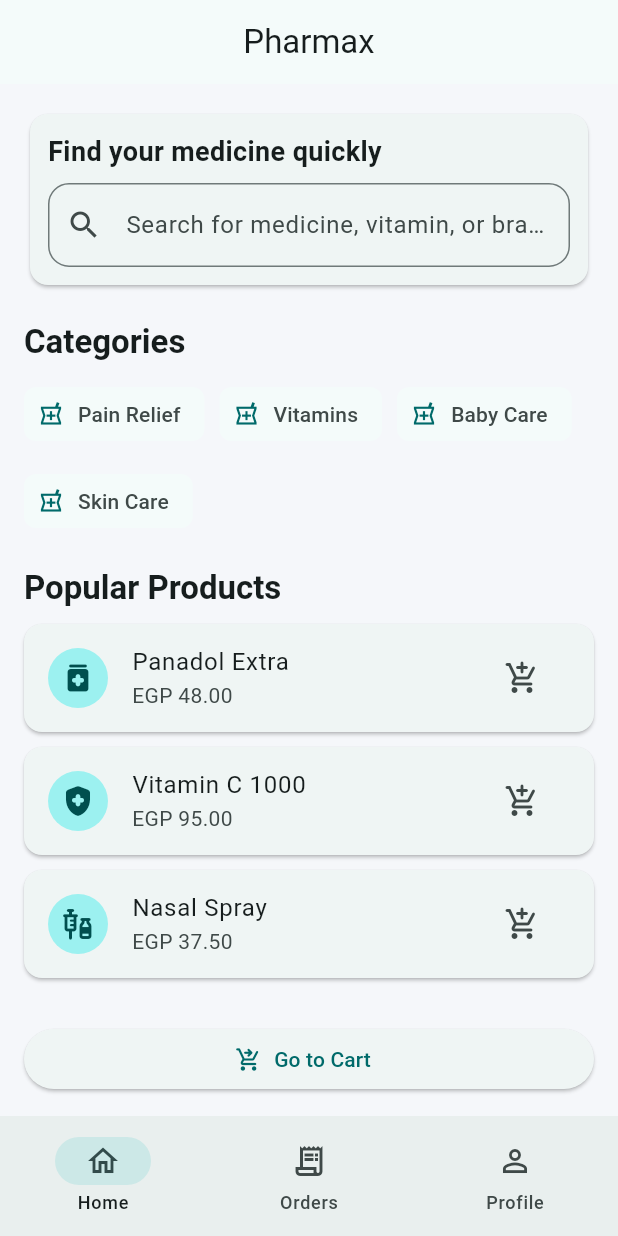
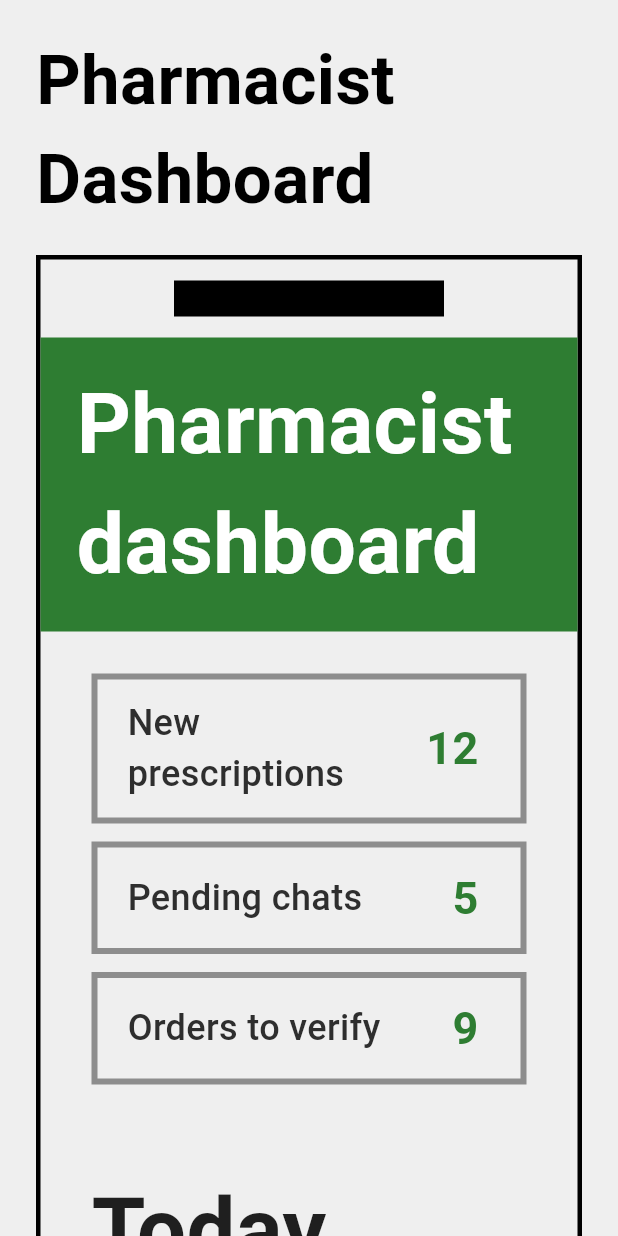
Before and after one commit to lekaareda/Pharmax, a Flutter app: the screen it shows after launch, on a phone screen of 412 x 824 dp. Run offline on Flutter 3.47's test engine with Material 3 defaults, Android fonts, the phone set to English and light mode, and no system bars.

Commit message:
Continue flow with pharmacist dashboard screen

```diff
--- a/lib/main.dart
+++ b/lib/main.dart
@@ -13,158 +13,221 @@
       title: 'Pharmax',
       debugShowCheckedModeBanner: false,
       theme: ThemeData(
-        colorScheme: ColorScheme.fromSeed(seedColor: const Color(0xFF00A6A6)),
-        scaffoldBackgroundColor: const Color(0xFFF5F7FA),
-        useMaterial3: true,
+        scaffoldBackgroundColor: const Color(0xFFEFEFEF),
+        fontFamily: 'Roboto',
       ),
-      home: const HomeScreen(),
+      home: const PharmacistDashboardScreen(),
     );
   }
 }
 
-class HomeScreen extends StatelessWidget {
-  const HomeScreen({super.key});
-
-  static const _categories = [
-    'Pain Relief',
-    'Vitamins',
-    'Baby Care',
-    'Skin Care',
-  ];
-
-  static const _popular = [
-    _MedicineCardData('Panadol Extra', 'EGP 48.00', Icons.medication_rounded),
-    _MedicineCardData('Vitamin C 1000', 'EGP 95.00', Icons.health_and_safety_rounded),
-    _MedicineCardData('Nasal Spray', 'EGP 37.50', Icons.vaccines_rounded),
-  ];
+class PharmacistDashboardScreen extends StatelessWidget {
+  const PharmacistDashboardScreen({super.key});
 
   @override
   Widget build(BuildContext context) {
     return Scaffold(
-      appBar: AppBar(
-        title: const Text('Pharmax'),
-        centerTitle: true,
+      body: SafeArea(
+        child: SingleChildScrollView(
+          child: Padding(
+            padding: const EdgeInsets.fromLTRB(24, 20, 24, 40),
+            child: Center(
+              child: ConstrainedBox(
+                constraints: const BoxConstraints(maxWidth: 760),
+                child: Column(
+                  crossAxisAlignment: CrossAxisAlignment.start,
+                  children: [
+                    const Text(
+                      'Pharmacist Dashboard',
+                      style: TextStyle(
+                        fontSize: 46,
+                        fontWeight: FontWeight.w700,
+                        color: Colors.black,
+                      ),
+                    ),
+                    const SizedBox(height: 18),
+                    Container(
+                      width: double.infinity,
+                      decoration: BoxDecoration(
+                        border: Border.all(color: Colors.black, width: 3),
+                      ),
+                      child: Column(
+                        children: [
+                          const _PhoneNotch(),
+                          Container(
+                            width: double.infinity,
+                            color: const Color(0xFF2E7D32),
+                            padding: const EdgeInsets.symmetric(
+                              horizontal: 24,
+                              vertical: 18,
+                            ),
+                            child: const Text(
+                              'Pharmacist dashboard',
+                              style: TextStyle(
+                                color: Colors.white,
+                                fontSize: 56,
+                                fontWeight: FontWeight.w700,
+                              ),
+                            ),
+                          ),
+                          Padding(
+                            padding: const EdgeInsets.fromLTRB(34, 28, 34, 70),
+                            child: SizedBox(
+                              width: double.infinity,
+                              height: 1040,
+                              child: Column(
+                                crossAxisAlignment: CrossAxisAlignment.start,
+                                children: [
+                                  const _MetricCard(
+                                    title: 'New prescriptions',
+                                    value: '12',
+                                  ),
+                                  const SizedBox(height: 12),
+                                  const _MetricCard(
+                                    title: 'Pending chats',
+                                    value: '5',
+                                  ),
+                                  const SizedBox(height: 12),
+                                  const _MetricCard(
+                                    title: 'Orders to verify',
+                                    value: '9',
+                                  ),
+                                  const SizedBox(height: 56),
+                                  const Text(
+                                    'Today queue',
+                                    style: TextStyle(
+                                      color: Color(0xFF1F1F1F),
+                                      fontSize: 58,
+                                      fontWeight: FontWeight.w700,
+                                    ),
+                                  ),
+                                  const SizedBox(height: 12),
+                                  Container(
+                                    width: double.infinity,
+                                    padding: const EdgeInsets.symmetric(
+                                      horizontal: 20,
+                                      vertical: 14,
+                                    ),
+                                    decoration: BoxDecoration(
+                                      border: Border.all(
+                                        color: const Color(0xFF8D8D8D),
+                                        width: 4,
+                                      ),
+                                    ),
+                                    child: const Column(
+                                      crossAxisAlignment:
+                                          CrossAxisAlignment.start,
+                                      children: [
+                                        Text(
+                                          'Rx #12931  •  Review needed',
+                                          style: _fieldTextStyle,
+                                        ),
+                                        SizedBox(height: 10),
+                                        Text(
+                                          'Order #A-5402 •  Substitute approval',
+                                          style: _fieldTextStyle,
+                                        ),
+                                      ],
+                                    ),
+                                  ),
+                                  const SizedBox(height: 34),
+                                  SizedBox(
+                                    width: double.infinity,
+                                    child: FilledButton(
+                                      style: FilledButton.styleFrom(
+                                        backgroundColor: const Color(0xFF2E7D32),
+                                        shape: const RoundedRectangleBorder(),
+                                        padding: const EdgeInsets.symmetric(
+                                          vertical: 18,
+                                        ),
+                                      ),
+                                      onPressed: () {},
+                                      child: const Text(
+                                        'Open prescriptions',
+                                        style: TextStyle(
+                                          color: Colors.white,
+                                          fontSize: 24,
+                                          fontWeight: FontWeight.w700,
+                                        ),
+                                      ),
+                                    ),
+                                  ),
+                                ],
+                              ),
+                            ),
+                          ),
+                        ],
+                      ),
+                    ),
+                  ],
+                ),
+              ),
+            ),
+          ),
+        ),
       ),
-      body: ListView(
-        padding: const EdgeInsets.all(16),
+    );
+  }
+}
+
+class _MetricCard extends StatelessWidget {
+  const _MetricCard({
+    required this.title,
+    required this.value,
+  });
+
+  final String title;
+  final String value;
+
+  @override
+  Widget build(BuildContext context) {
+    return Container(
+      width: double.infinity,
+      padding: const EdgeInsets.symmetric(horizontal: 20, vertical: 12),
+      decoration: BoxDecoration(
+        border: Border.all(
+          color: const Color(0xFF8D8D8D),
+          width: 4,
+        ),
+      ),
+      child: Row(
         children: [
-          const _SearchSection(),
-          const SizedBox(height: 20),
-          const _SectionTitle('Categories'),
-          const SizedBox(height: 10),
-          Wrap(
-            spacing: 10,
-            runSpacing: 10,
-            children: _categories
-                .map(
-                  (category) => Chip(
-                    label: Text(category),
-                    avatar: const Icon(Icons.local_pharmacy_outlined, size: 18),
-                    side: BorderSide.none,
-                  ),
-                )
-                .toList(),
+          Expanded(child: Text(title, style: _fieldTextStyle)),
+          Text(
+            value,
+            style: const TextStyle(
+              color: Color(0xFF2E7D32),
+              fontSize: 30,
+              fontWeight: FontWeight.w700,
+            ),
           ),
-          const SizedBox(height: 20),
-          const _SectionTitle('Popular Products'),
-          const SizedBox(height: 10),
-          ..._popular.map((item) => _MedicineCard(data: item)),
-          const SizedBox(height: 20),
-          ElevatedButton.icon(
-            onPressed: () {},
-            icon: const Icon(Icons.shopping_cart_checkout_rounded),
-            label: const Text('Go to Cart'),
-          ),
-        ],
-      ),
-      bottomNavigationBar: NavigationBar(
-        selectedIndex: 0,
-        destinations: const [
-          NavigationDestination(icon: Icon(Icons.home_outlined), label: 'Home'),
-          NavigationDestination(icon: Icon(Icons.receipt_long_outlined), label: 'Orders'),
-          NavigationDestination(icon: Icon(Icons.person_outline), label: 'Profile'),
+          const SizedBox(width: 8),
         ],
       ),
     );
   }
 }
 
-class _SearchSection extends StatelessWidget {
-  const _SearchSection();
+class _PhoneNotch extends StatelessWidget {
+  const _PhoneNotch();
 
   @override
   Widget build(BuildContext context) {
-    return Card(
-      child: Padding(
-        padding: const EdgeInsets.all(12),
-        child: Column(
-          crossAxisAlignment: CrossAxisAlignment.start,
-          children: [
-            const Text(
-              'Find your medicine quickly',
-              style: TextStyle(fontSize: 18, fontWeight: FontWeight.w600),
-            ),
-            const SizedBox(height: 8),
-            TextField(
-              decoration: InputDecoration(
-                hintText: 'Search for medicine, vitamin, or brand',
-                prefixIcon: const Icon(Icons.search),
-                border: OutlineInputBorder(
-                  borderRadius: BorderRadius.circular(14),
-                ),
-              ),
-            ),
-          ],
+    return SizedBox(
+      height: 52,
+      child: Center(
+        child: Container(
+          width: 180,
+          height: 24,
+          color: Colors.black,
         ),
       ),
     );
   }
 }
 
-class _SectionTitle extends StatelessWidget {
-  const _SectionTitle(this.title);
-
-  final String title;
-
-  @override
-  Widget build(BuildContext context) {
-    return Text(
-      title,
-      style: Theme.of(context).textTheme.titleLarge?.copyWith(
-            fontWeight: FontWeight.bold,
-          ),
-    );
-  }
-}
-
-class _MedicineCard extends StatelessWidget {
-  const _MedicineCard({required this.data});
-
-  final _MedicineCardData data;
-
-  @override
-  Widget build(BuildContext context) {
-    return Card(
-      margin: const EdgeInsets.only(bottom: 10),
-      child: ListTile(
-        leading: CircleAvatar(
-          child: Icon(data.icon),
-        ),
-        title: Text(data.title),
-        subtitle: Text(data.price),
-        trailing: IconButton(
-          onPressed: () {},
-          icon: const Icon(Icons.add_shopping_cart_rounded),
-        ),
-      ),
-    );
-  }
-}
-
-class _MedicineCardData {
-  const _MedicineCardData(this.title, this.price, this.icon);
-
-  final String title;
-  final String price;
-  final IconData icon;
-}
+const _fieldTextStyle = TextStyle(
+  color: Color(0xFF2E2E2E),
+  fontSize: 24,
+  fontWeight: FontWeight.w500,
+);
```
Also changed, not shown: 1 other file.
